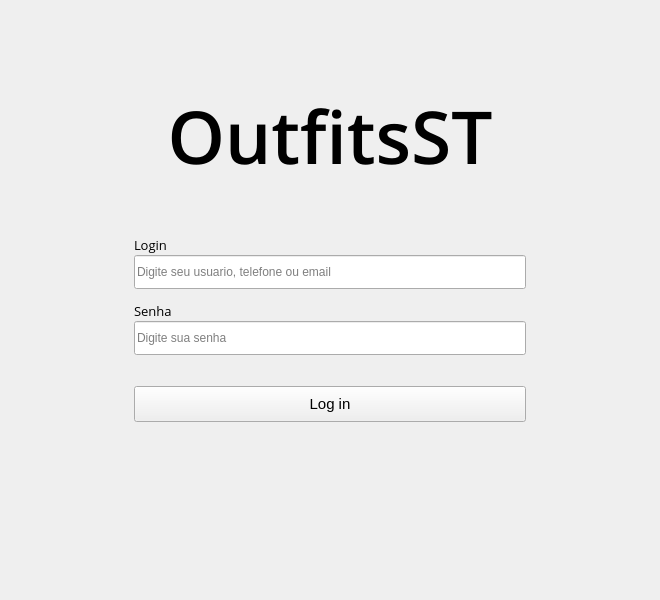
The window that view/login_screen.ui (PedroGregori/Projeto_Integrador--SENAC_BA-2022) describes before a commit, drawn with Qt 5.
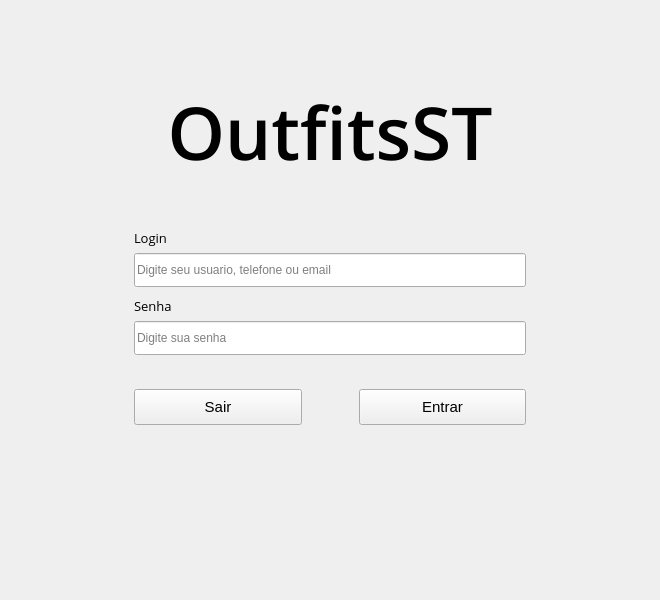
The same window after the commit.

Patch:
```diff
--- a/view/login_screen.ui
+++ b/view/login_screen.ui
@@ -25,7 +25,7 @@
   <property name="windowTitle">
    <string>Form</string>
   </property>
-  <layout class="QVBoxLayout" name="verticalLayout_2">
+  <layout class="QVBoxLayout" name="verticalLayout_4">
    <item>
     <spacer name="verticalSpacer_3">
      <property name="orientation">
@@ -77,7 +77,7 @@
     </spacer>
    </item>
    <item>
-    <layout class="QHBoxLayout" name="horizontalLayout">
+    <layout class="QHBoxLayout" name="horizontalLayout_2">
      <item>
       <spacer name="horizontalSpacer">
        <property name="orientation">
@@ -95,10 +95,9 @@
       </spacer>
      </item>
      <item>
+      <layout class="QVBoxLayout" name="verticalLayout_3">
+       <item>
       <layout class="QVBoxLayout" name="verticalLayout">
-       <property name="spacing">
-        <number>1</number>
-       </property>
        <item>
         <widget class="QLabel" name="login_label">
          <property name="font">
@@ -132,6 +131,8 @@
          </property>
         </widget>
        </item>
+        </layout>
+       </item>
        <item>
         <spacer name="verticalSpacer_4">
          <property name="orientation">
@@ -142,12 +143,14 @@
          </property>
          <property name="sizeHint" stdset="0">
           <size>
-           <width>19</width>
-           <height>18</height>
+           <width>377</width>
+           <height>13</height>
           </size>
          </property>
         </spacer>
        </item>
+       <item>
+        <layout class="QVBoxLayout" name="verticalLayout_2">
        <item>
         <widget class="QLabel" name="password_label">
          <property name="font">
@@ -181,6 +184,8 @@
          </property>
         </widget>
        </item>
+        </layout>
+       </item>
        <item>
         <spacer name="verticalSpacer_5">
          <property name="orientation">
@@ -198,6 +203,29 @@
         </spacer>
        </item>
        <item>
+        <layout class="QHBoxLayout" name="horizontalLayout">
+         <property name="spacing">
+          <number>57</number>
+         </property>
+         <item>
+          <widget class="QPushButton" name="pushButton">
+           <property name="minimumSize">
+            <size>
+             <width>0</width>
+             <height>36</height>
+            </size>
+           </property>
+           <property name="font">
+            <font>
+             <pointsize>11</pointsize>
+            </font>
+           </property>
+           <property name="text">
+            <string>Sair</string>
+           </property>
+          </widget>
+         </item>
+         <item>
         <widget class="QPushButton" name="Btn_enter">
          <property name="minimumSize">
           <size>
@@ -211,9 +239,11 @@
           </font>
          </property>
          <property name="text">
-          <string>Log in</string>
-         </property>
-        </widget>
+            <string>Entrar</string>
+           </property>
+          </widget>
+         </item>
+        </layout>
        </item>
       </layout>
      </item>
```
Left out of the diff: 3 changed lines with no effect on the pictures. Lines whose indentation alone changed are shown as unchanged.
